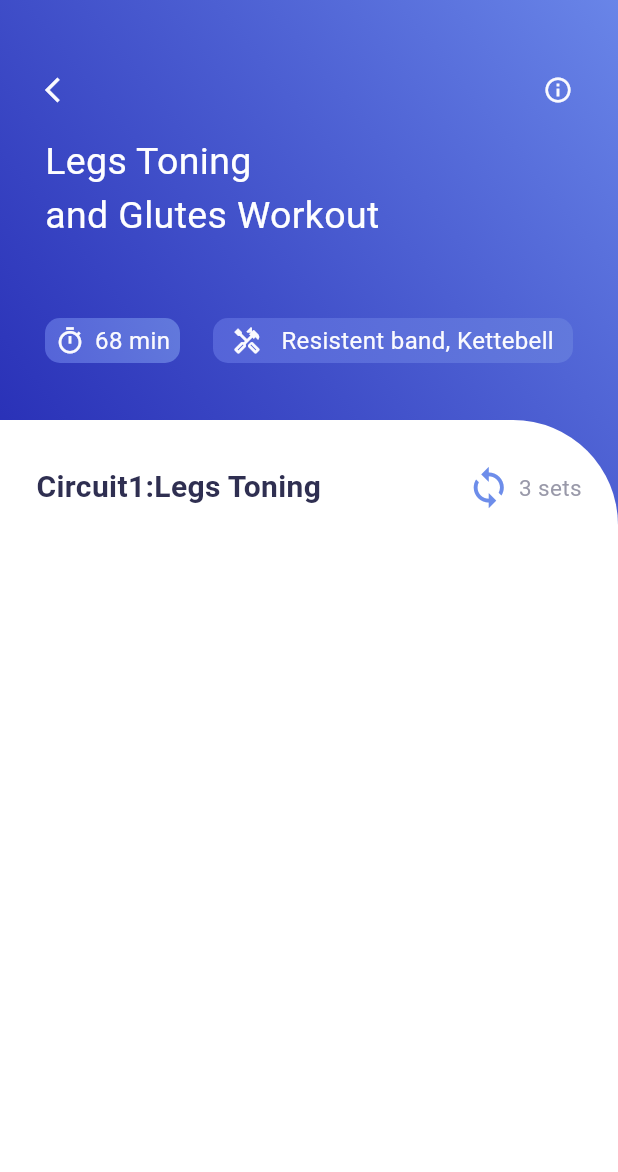
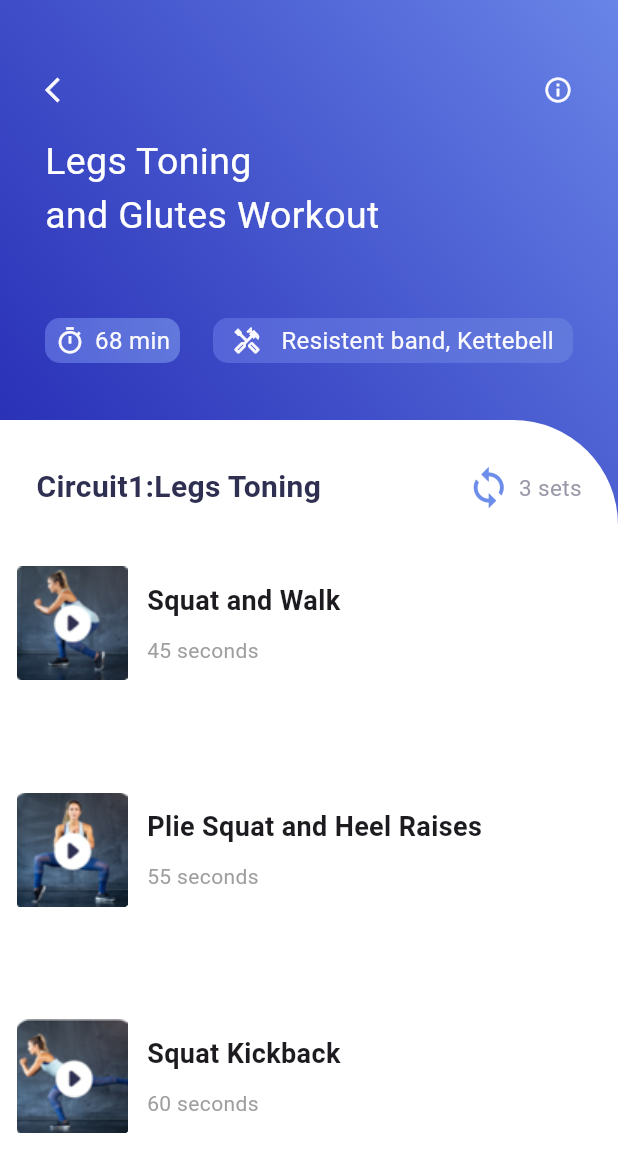
Before and after one commit to mmohammadmfallahm02/training_app, a Flutter app: the VideoInfo screen opened directly, on a phone screen of 412 x 824 dp. Shown: the top 1172 px of the screen. Run offline on Flutter 3.47's test engine with Material 2 defaults, Android fonts, the phone set to English and light mode, and no system bars; our stand-ins replace get.

Commit message:
create list view of videoinfo

```diff
--- a/json/videoinfo.json
+++ b/json/videoinfo.json
@@ -2,25 +2,25 @@
     {
         "title": "Squat and Walk",
         "time": "45 seconds",
-        "thumbnail": "embed/squat1.jpg",
+        "thumbnail": "assets/images/squat1.jpg",
         "videoUrl": "http://db.bslmeiyu.com/uploads/uploads/video/2021/08/21/1-%20Introduction.mp4"
     },
     {
         "title": "Plie Squat and Heel Raises",
         "time": "55 seconds",
-        "thumbnail": "embed/squat2.jpg",
+        "thumbnail": "assets/images/squat2.jpg",
         "videoUrl": "https://img.bslmeiyu.com/uploads/20170706/The%20Bananas%20Song%20%20Counting%20Bananas%20%20Super%20Simple%20Songs.mp4"
     },
     {
         "title": "Squat Kickback",
         "time": "60 seconds",
-        "thumbnail": "embed/squat3.jpg",
+        "thumbnail": "assets/images/squat3.jpg",
         "videoUrl": "https://flutter.github.io/assets-for-api-docs/assets/videos/butterfly.mp4"
     },
     {
         "title": "Squat with Side Leg Lift",
         "time": "120 seconds",
-        "thumbnail": "embed/squat4.jpg",
+        "thumbnail": "assets/images/squat4.jpg",
         "videoUrl": "https://flutter.github.io/assets-for-api-docs/assets/videos/butterfly.mp4"
     }
 ]
--- a/lib/video_info.dart
+++ b/lib/video_info.dart
@@ -12,12 +12,12 @@ class VideoInfo extends StatefulWidget {
 }
 
 class _VideoInfoState extends State<VideoInfo> {
-  List info = [];
+  List VideoInfo = [];
   _initData() async {
     await DefaultAssetBundle.of(context)
         .loadString('json/videoinfo.json')
         .then((value) {
-      info = json.decode(value);
+      VideoInfo = json.decode(value);
       setState(() {});
     });
   }
@@ -191,6 +191,64 @@ class _VideoInfoState extends State<VideoInfo> {
                             ])
                       ],
                     ),
+                    Expanded(
+                        child: ListView.builder(
+                      itemCount: VideoInfo.length,
+                      itemBuilder: (BuildContext context, int index) {
+                        final item = VideoInfo[index];
+                        return GestureDetector(
+                            onTap: () {
+                              debugPrint(index.toString());
+                            },
+                            child: Container(
+
+                              height: 135,
+                              width: 200,
+                              margin: const EdgeInsets.all(8),
+                              child: Column(mainAxisAlignment: MainAxisAlignment.center,
+                                children: [
+                                  Row(
+                                    children: [
+                                      Container(
+                                        width: 80,
+                                        height: 80,
+                                        decoration: BoxDecoration(
+                                            borderRadius:
+                                                BorderRadius.circular(10),
+                                            image: DecorationImage(
+                                                image: AssetImage(
+                                                    item['thumbnail']))),
+                                      ),
+                                      SizedBox(
+                                        width: 10,
+                                      ),
+                                      Column(
+                                        crossAxisAlignment:
+                                            CrossAxisAlignment.start,
+                                        children: [
+                                          Text(
+                                            item['title'],
+                                            style: const TextStyle(
+                                                fontSize: 18,
+                                                fontWeight: FontWeight.bold),
+                                          ),
+                                          SizedBox(
+                                            height: 10,
+                                          ),
+                                          Text(
+                                            item['time'],
+                                            style: TextStyle(
+                                                color: Colors.grey[500]),
+                                          )
+                                        ],
+                                      )
+                                    ],
+                                  )
+                                ],
+                              ),
+                            ));
+                      },
+                    ))
                   ],
                 ),
               ))
```
